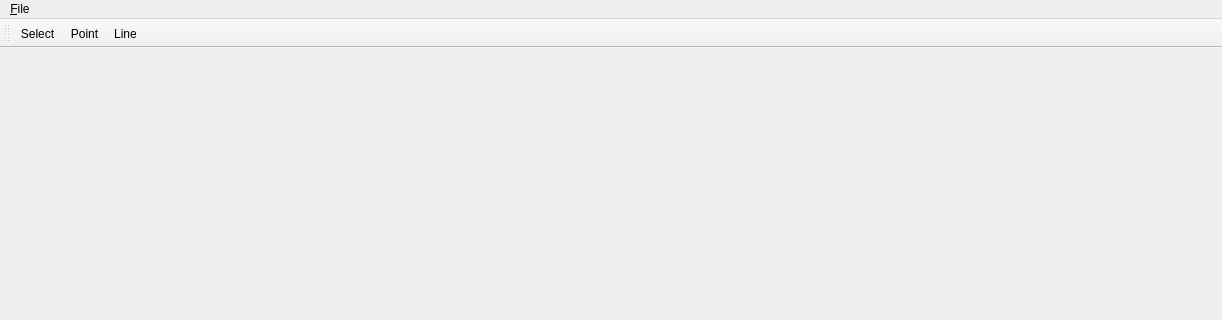
The window that src/mainwindow.ui (ThKattanek/simply_2d_cad) describes before a commit, drawn with Qt 5; both pictures show x 0 to 1222 and y 0 to 320 of the 1222 by 952 pixel window.
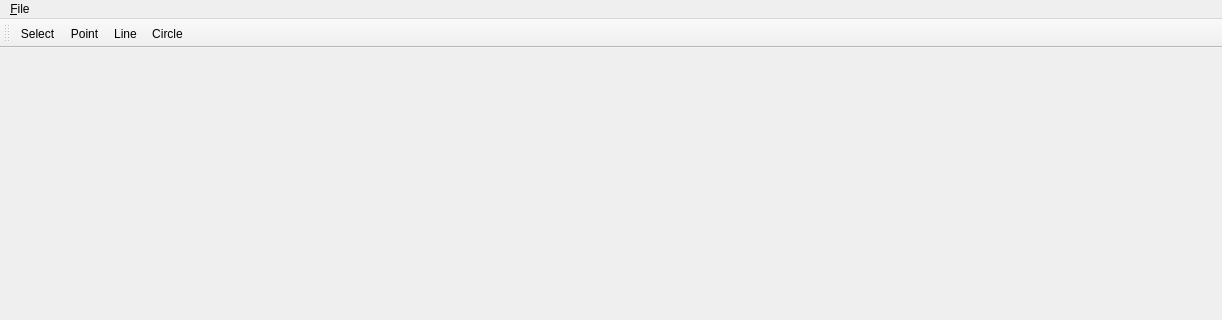
The same window after the commit. Icons and pictures are not drawn.

Commit message: wip: added circle tool

The edit to the form file:
```diff
--- a/src/mainwindow.ui
+++ b/src/mainwindow.ui
@@ -71,6 +71,7 @@
    <addaction name="actionToolSelect"/>
    <addaction name="actionToolPoint"/>
    <addaction name="actionToolLine"/>
+   <addaction name="actionToolCircle"/>
   </widget>
   <widget class="QToolBar" name="tb_snapTools">
    <property name="windowTitle">
@@ -280,6 +281,17 @@
     <enum>QAction::MenuRole::NoRole</enum>
    </property>
   </action>
+  <action name="actionToolCircle">
+   <property name="text">
+    <string>Circle</string>
+   </property>
+   <property name="toolTip">
+    <string>Draw Circle (C)</string>
+   </property>
+   <property name="menuRole">
+    <enum>QAction::MenuRole::NoRole</enum>
+   </property>
+  </action>
  </widget>
  <resources>
   <include location="resources.qrc"/>
```
Left out of the diff: 2 changed lines with no effect on the pictures. The commit also changes 7 other files.
